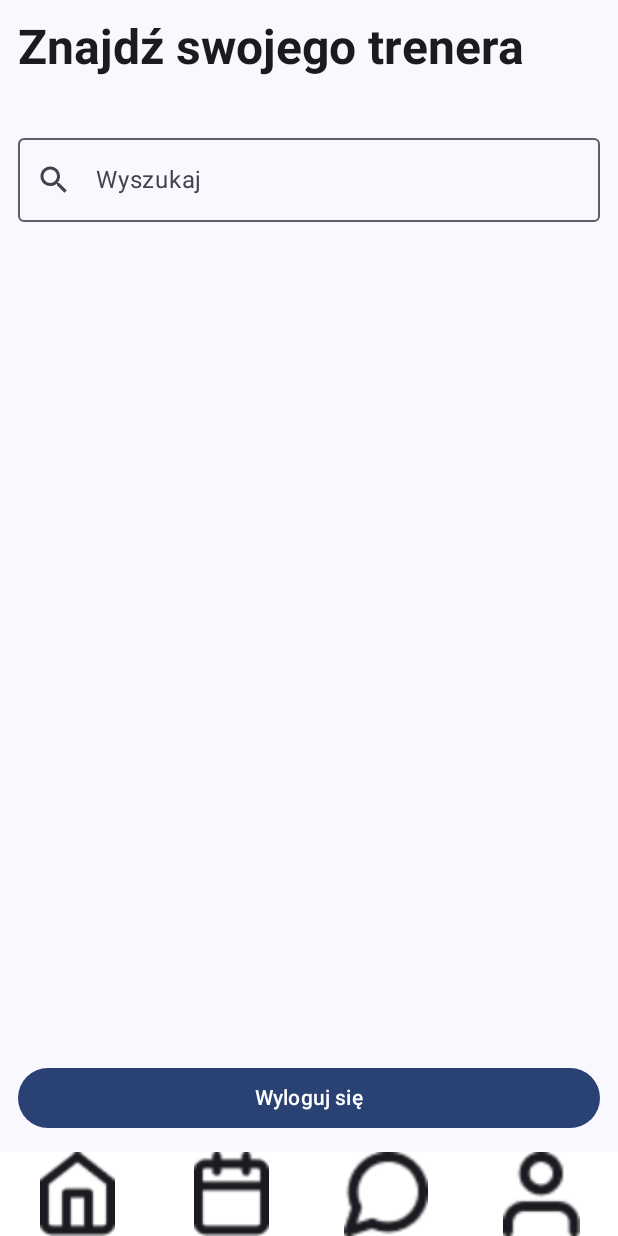
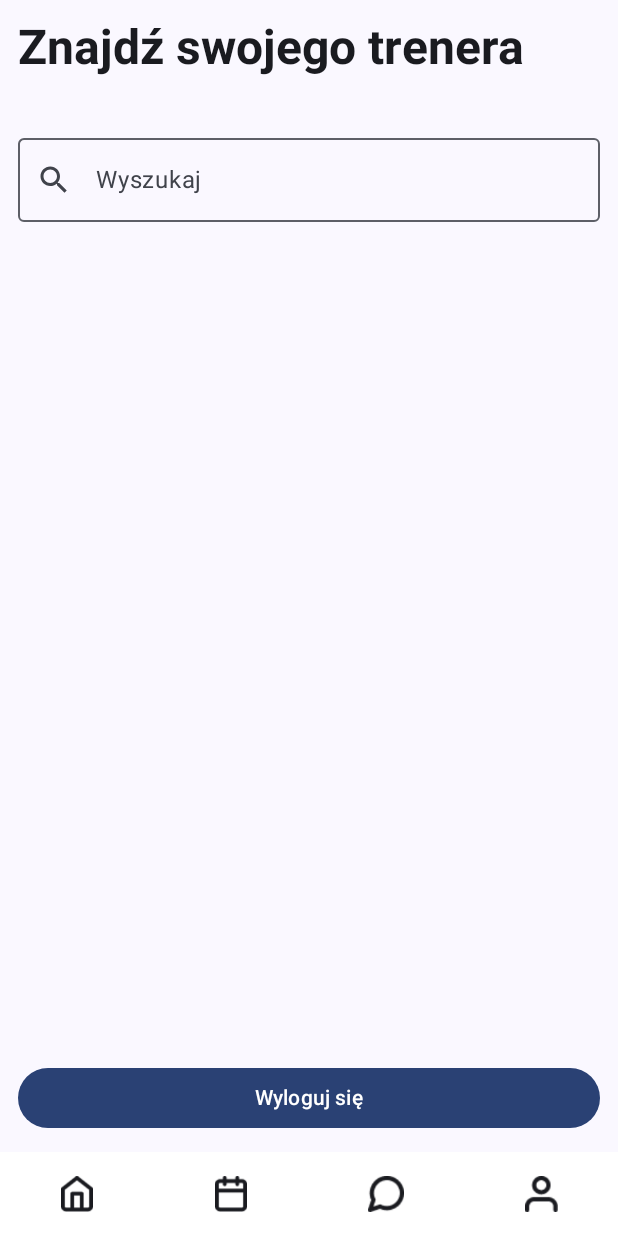
Before and after one commit to Barry4747/ZnanyByk, an Android app built with Jetpack Compose: the home screen opened through its navigation route, on a phone screen of 412 x 824 dp. Run offline under Robolectric (Android 15) with nearby library versions, the phone set to English and light mode, and no system bars; our stand-ins replace Dagger/Hilt's generated code, Firebase (no records; nobody signed in at launch, a user with empty details on screens opened directly); libraries missing offline, so code that uses them is left out: androidx.hilt.lifecycle, com.commandiron.wheel_picker_compose.

Commit message:
NavBar better looking

```diff
--- a/app/src/main/java/com/example/myapplication/ui/components/NavigationBar.kt
+++ b/app/src/main/java/com/example/myapplication/ui/components/NavigationBar.kt
@@ -37,7 +37,8 @@ enum class Destination(
 @Composable
 fun CustomBottomBar(
     navController: NavHostController,
-    height: Dp = 56.dp
+    height: Dp = 56.dp,
+    iconSize: Dp = 24.dp
 ) {
     val currentRoute = currentRoute(navController)
 
@@ -60,12 +61,12 @@ fun CustomBottomBar(
                             }
                         }
                     },
-                contentAlignment = Alignment.BottomCenter
+                contentAlignment = Alignment.Center
             ) {
                 Icon(
                     painter = painterResource(id = destination.iconRes),
                     contentDescription = destination.contentDescription,
-                    modifier = Modifier.size(height)
+                    modifier = Modifier.size(iconSize)
                 )
             }
         }
@@ -74,6 +75,7 @@ fun CustomBottomBar(
 
 
 
+
 @Composable
 fun currentRoute(navController: NavHostController): String? {
     val navBackStackEntry by navController.currentBackStackEntryAsState()
```
